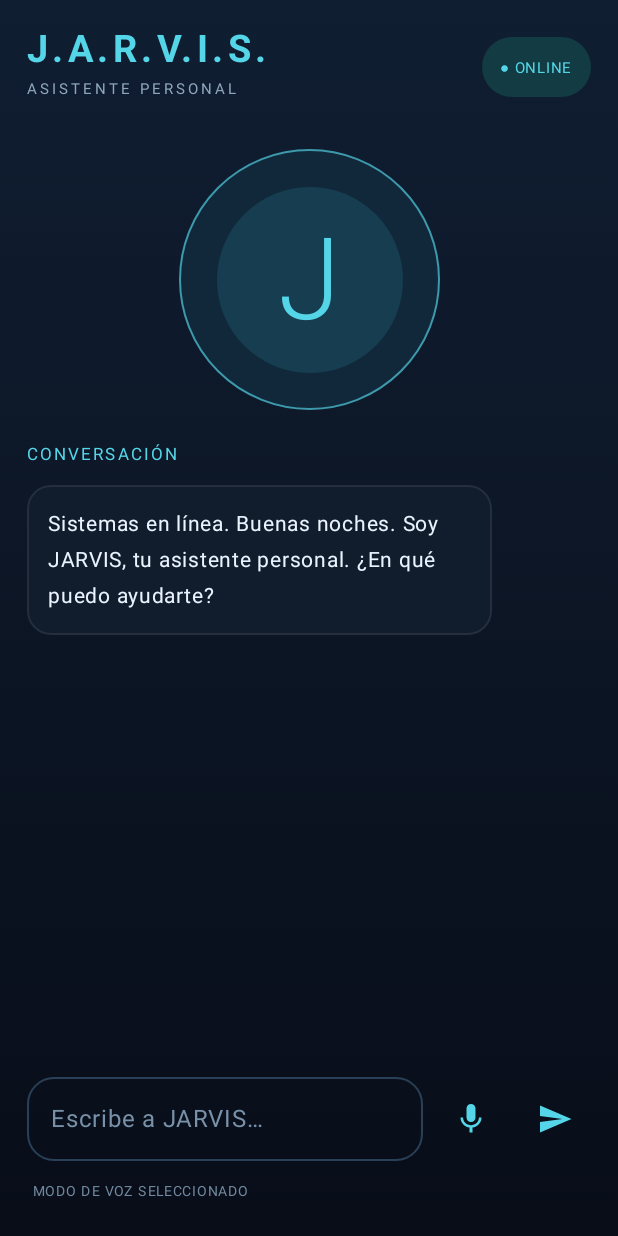
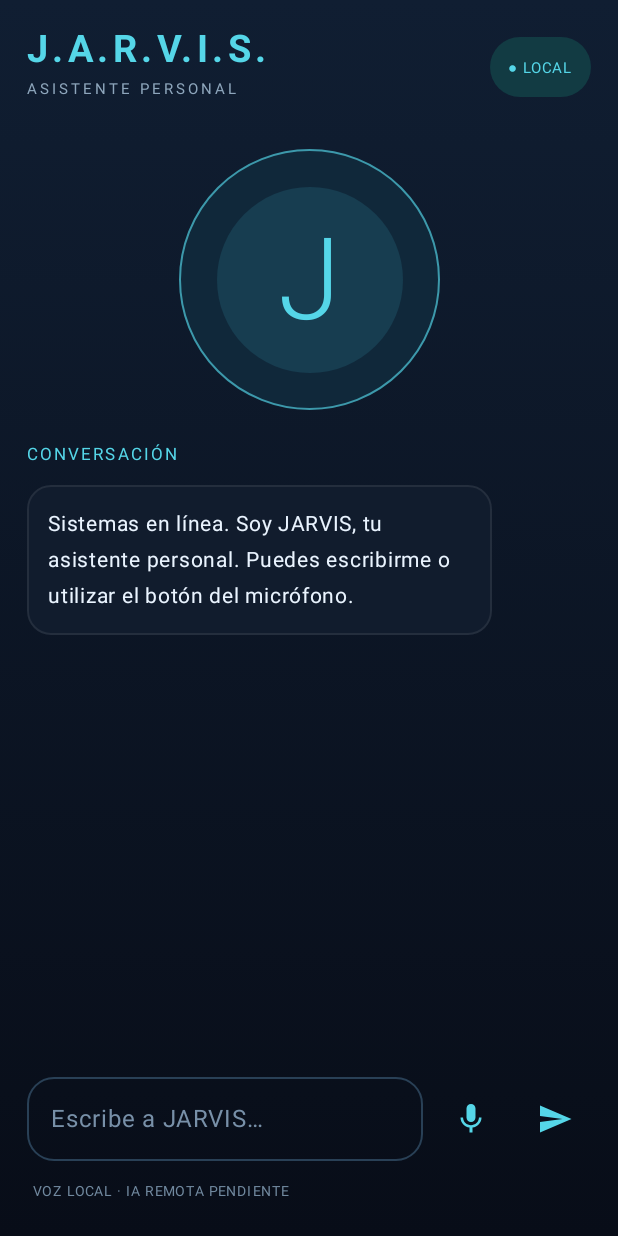
Before and after one commit to cristoferechevaleta08-max/Jarvis, an Android app built with Jetpack Compose: the screen it shows after launch (MainActivity), after a tap on "Enviar", on a phone screen of 412 x 824 dp. Run offline under Robolectric (Android 15) with nearby library versions, the phone set to English and light mode, and no system bars; 1 statement that could not run was skipped; 1 other tap on this screen came first.

Commit message:
Implement Android speech input and tune local voice

```diff
--- a/app/src/main/java/com/jarvis/assistant/MainActivity.kt
+++ b/app/src/main/java/com/jarvis/assistant/MainActivity.kt
@@ -1,9 +1,15 @@
 package com.jarvis.assistant
 
+import android.Manifest
+import android.content.Intent
+import android.content.pm.PackageManager
 import android.os.Bundle
+import android.speech.RecognizerIntent
 import android.speech.tts.TextToSpeech
 import androidx.activity.ComponentActivity
 import androidx.activity.compose.setContent
+import androidx.activity.compose.rememberLauncherForActivityResult
+import androidx.activity.result.contract.ActivityResultContracts
 import androidx.compose.foundation.background
 import androidx.compose.foundation.layout.*
 import androidx.compose.foundation.lazy.LazyColumn
@@ -22,6 +28,7 @@ import androidx.compose.ui.graphics.Color
 import androidx.compose.ui.text.font.FontWeight
 import androidx.compose.ui.unit.dp
 import androidx.compose.ui.unit.sp
+import androidx.core.content.ContextCompat
 import java.util.Locale
 
 private val Night = Color(0xFF080D18)
@@ -35,7 +42,12 @@ class MainActivity : ComponentActivity() {
     override fun onCreate(savedInstanceState: Bundle?) {
         super.onCreate(savedInstanceState)
         tts = TextToSpeech(this) { status ->
-            if (status == TextToSpeech.SUCCESS) tts?.language = Locale("es", "ES")
+            if (status == TextToSpeech.SUCCESS) {
+                tts?.language = Locale("es", "ES")
+                // A slightly lower pitch gives the system voice a calmer, deeper character.
+                tts?.setPitch(0.88f)
+                tts?.setSpeechRate(0.94f)
+            }
         }
         setContent { JarvisScreen(onSpeak = { speak(it) }) }
     }
@@ -54,21 +66,70 @@ class MainActivity : ComponentActivity() {
 @Composable
 private fun JarvisScreen(onSpeak: (String) -> Unit) {
     var input by remember { mutableStateOf("") }
-    var listening by remember { mutableStateOf(false) }
+    var voiceStatus by remember { mutableStateOf("VOZ LOCAL · IA REMOTA PENDIENTE") }
     val messages = remember {
         mutableStateListOf(
-            ChatMessage("Sistemas en línea. Buenas noches. Soy JARVIS, tu asistente personal. ¿En qué puedo ayudarte?", false)
+            ChatMessage("Sistemas en línea. Soy JARVIS, tu asistente personal. Puedes escribirme o utilizar el botón del micrófono.", false)
         )
     }
 
-    fun send() {
-        val text = input.trim()
+    fun respondTo(userText: String) {
+        val text = userText.trim()
         if (text.isNotEmpty()) {
             messages.add(ChatMessage(text, true))
-            val reply = "He recibido tu mensaje. La conexión con el motor de inteligencia artificial todavía debe configurarse en un servidor seguro. Por ahora, la interfaz y la voz local están preparadas."
+            val reply = "He recibido tu mensaje. Mi interfaz y voz local están operativas. Para responder con inteligencia artificial avanzada falta conectar un servidor seguro."
             messages.add(ChatMessage(reply, false))
             onSpeak(reply)
-            input = ""
+        }
+    }
+
+    val speechResultLauncher = rememberLauncherForActivityResult(
+        ActivityResultContracts.StartActivityForResult()
+    ) { result ->
+        val spokenText = result.data
+            ?.getStringArrayListExtra(RecognizerIntent.EXTRA_RESULTS)
+            ?.firstOrNull()
+        if (result.resultCode == android.app.Activity.RESULT_OK && !spokenText.isNullOrBlank()) {
+            voiceStatus = "MENSAJE DE VOZ RECIBIDO"
+            respondTo(spokenText)
+        } else {
+            voiceStatus = "NO SE RECIBIÓ AUDIO · INTENTA OTRA VEZ"
+        }
+    }
+
+    val microphonePermissionLauncher = rememberLauncherForActivityResult(
+        ActivityResultContracts.RequestPermission()
+    ) { granted ->
+        if (granted) {
+            val intent = Intent(RecognizerIntent.ACTION_RECOGNIZE_SPEECH).apply {
+                putExtra(RecognizerIntent.EXTRA_LANGUAGE_MODEL, RecognizerIntent.LANGUAGE_MODEL_FREE_FORM)
+                putExtra(RecognizerIntent.EXTRA_LANGUAGE, "es-ES")
+                putExtra(RecognizerIntent.EXTRA_PROMPT, "Habla con JARVIS")
+            }
+            runCatching { speechResultLauncher.launch(intent) }
+                .onSuccess { voiceStatus = "ESCUCHANDO · HABLA AHORA" }
+                .onFailure { voiceStatus = "NO HAY SERVICIO DE RECONOCIMIENTO DE VOZ INSTALADO" }
+        } else {
+            voiceStatus = "PERMISO DE MICRÓFONO DENEGADO"
+        }
+    }
+
+    fun startVoiceInput() {
+        if (ContextCompat.checkSelfPermission(
+                androidx.compose.ui.platform.LocalContext.current,
+                Manifest.permission.RECORD_AUDIO
+            ) == PackageManager.PERMISSION_GRANTED
+        ) {
+            val intent = Intent(RecognizerIntent.ACTION_RECOGNIZE_SPEECH).apply {
+                putExtra(RecognizerIntent.EXTRA_LANGUAGE_MODEL, RecognizerIntent.LANGUAGE_MODEL_FREE_FORM)
+                putExtra(RecognizerIntent.EXTRA_LANGUAGE, "es-ES")
+                putExtra(RecognizerIntent.EXTRA_PROMPT, "Habla con JARVIS")
+            }
+            runCatching { speechResultLauncher.launch(intent) }
+                .onSuccess { voiceStatus = "ESCUCHANDO · HABLA AHORA" }
+                .onFailure { voiceStatus = "NO HAY SERVICIO DE RECONOCIMIENTO DE VOZ INSTALADO" }
+        } else {
+            microphonePermissionLauncher.launch(Manifest.permission.RECORD_AUDIO)
         }
     }
 
@@ -87,7 +148,7 @@ private fun JarvisScreen(onSpeak: (String) -> Unit) {
                     Text("ASISTENTE PERSONAL", color = Color(0xFF8EA6BC), fontSize = 10.sp, letterSpacing = 2.sp)
                 }
                 Surface(shape = CircleShape, color = Color(0xFF123B43)) {
-                    Text("● ONLINE", color = Cyan, modifier = Modifier.padding(horizontal = 12.dp, vertical = 8.dp), fontSize = 10.sp)
+                    Text("● LOCAL", color = Cyan, modifier = Modifier.padding(horizontal = 12.dp, vertical = 8.dp), fontSize = 10.sp)
                 }
             }
             Spacer(Modifier.height(28.dp))
@@ -140,15 +201,18 @@ private fun JarvisScreen(onSpeak: (String) -> Unit) {
                     ),
                     maxLines = 3
                 )
-                IconButton(onClick = { listening = !listening }) {
-                    Icon(Icons.Default.Mic, contentDescription = "Voz", tint = if (listening) Cyan else Color.White)
+                IconButton(onClick = { startVoiceInput() }) {
+                    Icon(Icons.Default.Mic, contentDescription = "Hablar con JARVIS", tint = Cyan)
                 }
-                IconButton(onClick = { send() }) {
+                IconButton(onClick = {
+                    respondTo(input)
+                    input = ""
+                }) {
                     Icon(Icons.Default.Send, contentDescription = "Enviar", tint = Cyan)
                 }
             }
             Text(
-                if (listening) "MODO DE VOZ SELECCIONADO" else "VOZ LOCAL · MOTOR IA PENDIENTE DE CONEXIÓN",
+                voiceStatus,
                 color = Color(0xFF71899F), fontSize = 9.sp, letterSpacing = 1.sp,
                 modifier = Modifier.padding(top = 8.dp, start = 4.dp)
             )
```
